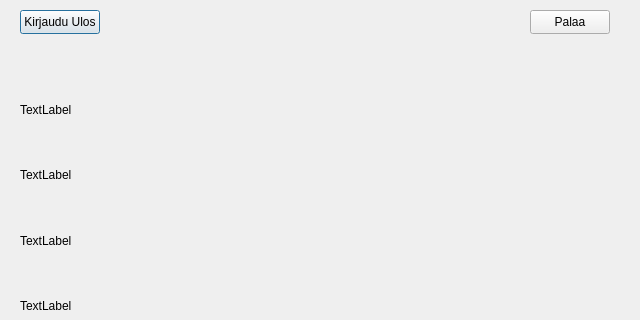
This is frontend/transactionswindow.ui in slmksav/Qt6-ATM-app as Qt 5 draws it before an edit; both pictures show x 0 to 640 and y 0 to 320 of the 640 by 480 pixel window. The edited form follows.
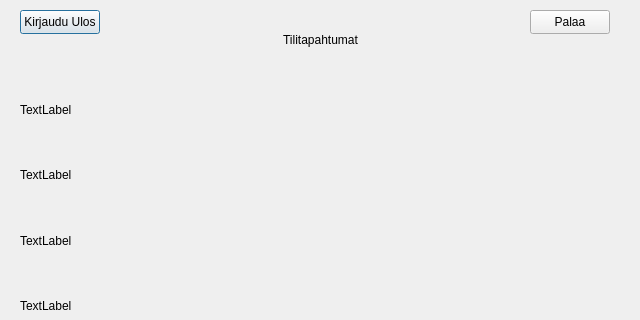
This is the edited form.

Commit message: transacwin language

Diff of the .ui file:
```diff
--- a/frontend/transactionswindow.ui
+++ b/frontend/transactionswindow.ui
@@ -125,6 +125,22 @@
     </layout>
    </widget>
   </widget>
+  <widget class="QLabel" name="labelInfo">
+   <property name="geometry">
+    <rect>
+     <x>0</x>
+     <y>30</y>
+     <width>641</width>
+     <height>20</height>
+    </rect>
+   </property>
+   <property name="text">
+    <string>Tilitapahtumat</string>
+   </property>
+   <property name="alignment">
+    <set>Qt::AlignCenter</set>
+   </property>
+  </widget>
  </widget>
  <resources/>
  <connections/>
```
The commit also changes 1 other file.
